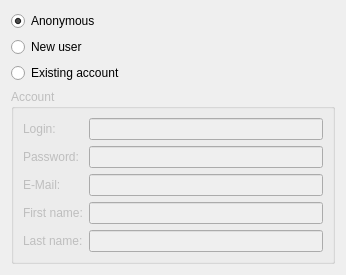
First picture: the form in src/plugins/dolozhee/chooseuserpage.ui, repository 0xd34df00d/leechcraft, before the edit.
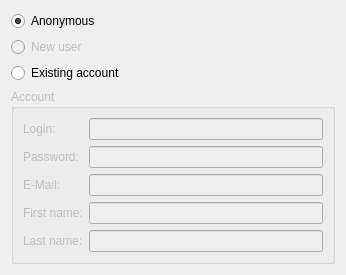
Second picture: the form after the edit.

Commit message: Dolozhee: disable "new user" option for now.

Diff of the .ui file:
```diff
--- a/src/plugins/dolozhee/chooseuserpage.ui
+++ b/src/plugins/dolozhee/chooseuserpage.ui
@@ -29,6 +29,9 @@
    </item>
    <item>
     <widget class="QRadioButton" name="New_">
+     <property name="enabled">
+      <bool>false</bool>
+     </property>
      <property name="text">
       <string>New user</string>
      </property>
```
